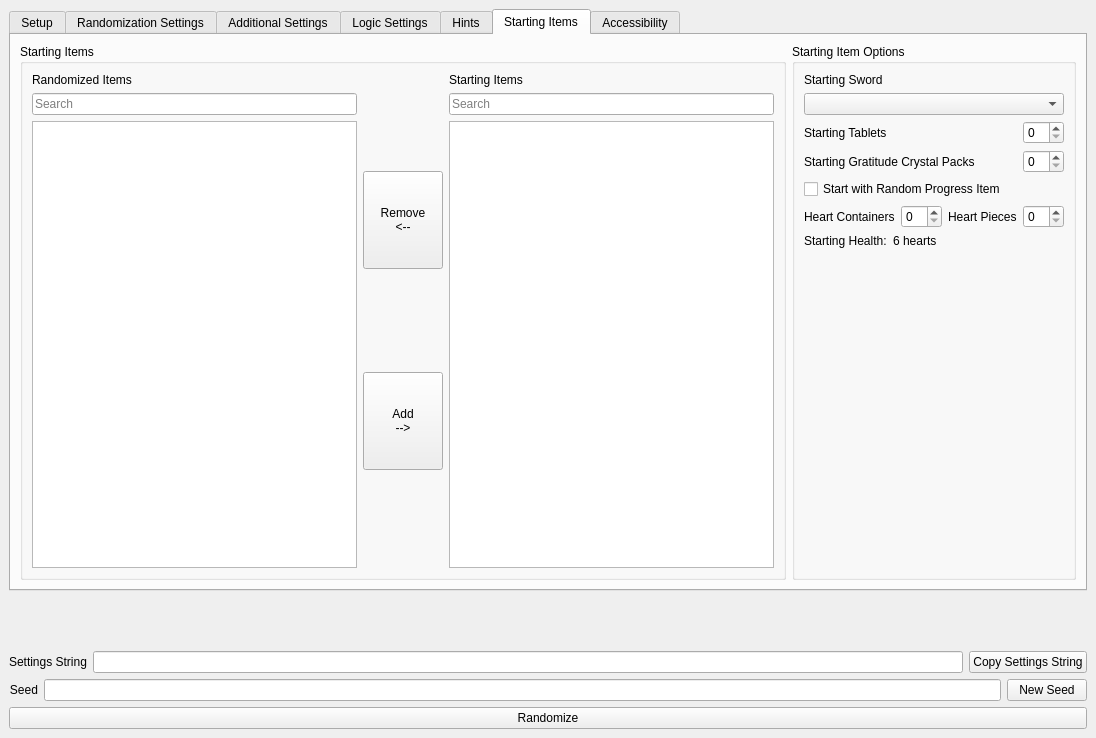
ssrando/ssrando, file gui/randogui.ui: the form before one commit.
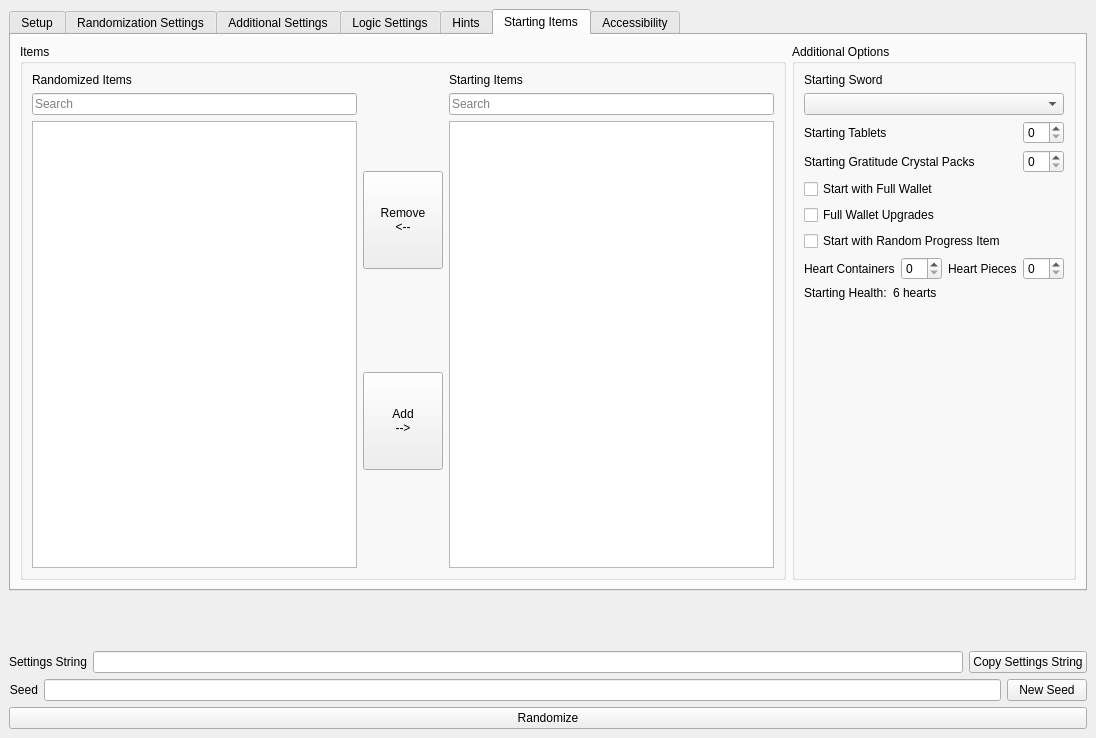
The form after the commit.

Commit message: Add options to start with and find full wallets

Patch:
```diff
--- a/gui/randogui.ui
+++ b/gui/randogui.ui
@@ -1724,7 +1724,7 @@
            </sizepolicy>
           </property>
           <property name="title">
-           <string>Starting Items</string>
+           <string>Items</string>
           </property>
           <layout class="QHBoxLayout" name="horizontalLayout_5">
            <item>
@@ -1908,7 +1908,7 @@
            </sizepolicy>
           </property>
           <property name="title">
-           <string>Starting Item Options</string>
+           <string>Additional Options</string>
           </property>
           <layout class="QVBoxLayout" name="verticalLayout_29">
            <item>
@@ -1969,6 +1969,20 @@
              </item>
             </layout>
            </item>
+           <item>
+            <widget class="QCheckBox" name="option_full_starting_wallet">
+             <property name="text">
+              <string>Start with Full Wallet</string>
+             </property>
+            </widget>
+           </item>
+           <item>
+            <widget class="QCheckBox" name="option_full_wallet_upgrades">
+             <property name="text">
+              <string>Full Wallet Upgrades</string>
+             </property>
+            </widget>
+           </item>
            <item>
             <widget class="QCheckBox" name="option_random_starting_item">
              <property name="sizePolicy">
@@ -2076,7 +2090,7 @@
              <property name="sizeHint" stdset="0">
               <size>
                <width>20</width>
-               <height>296</height>
+               <height>244</height>
               </size>
              </property>
             </spacer>
```
Left out of the diff: 10 changed lines with no effect on the pictures. The commit also changes 5 other files.
